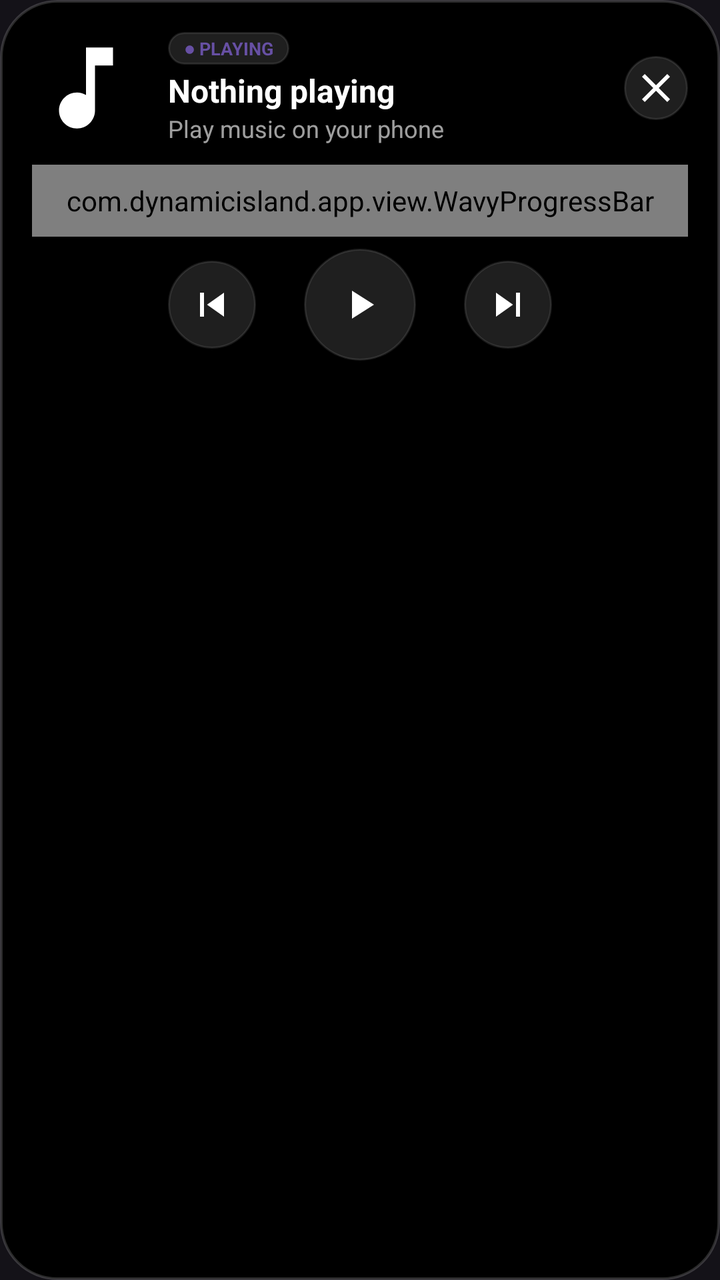
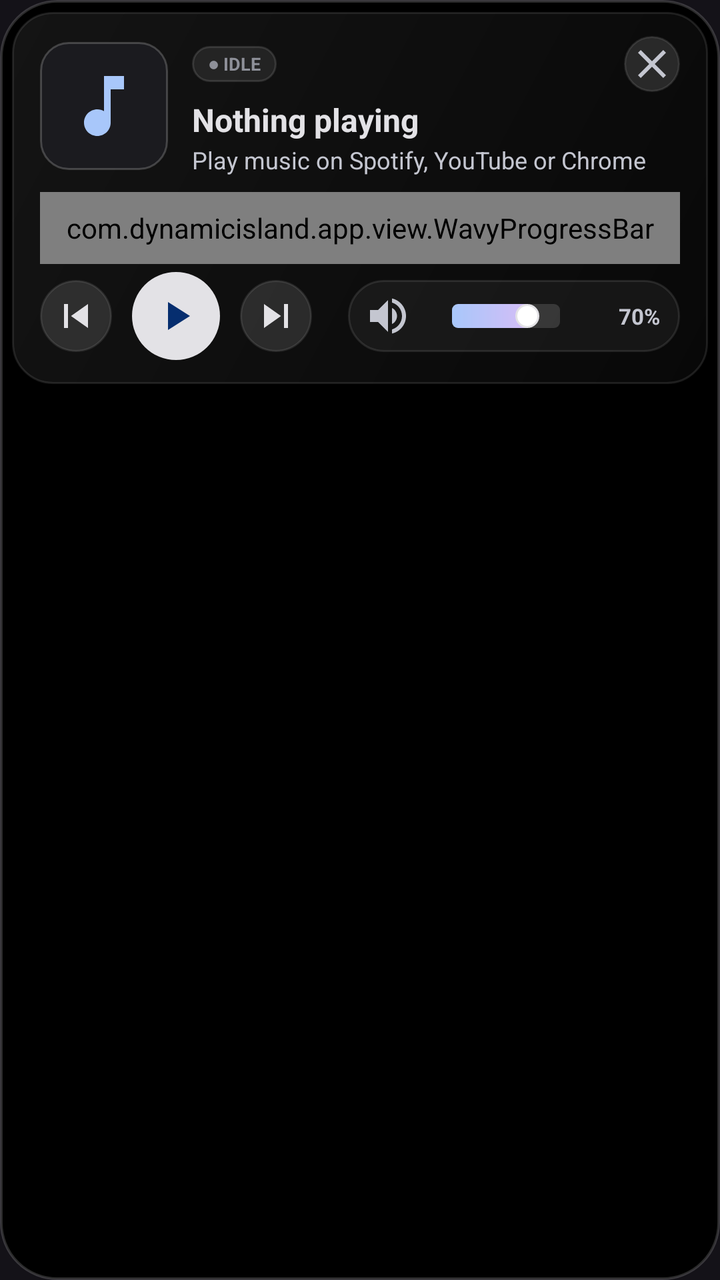

The first picture is an Android layout as it rendered before a commit; the second is the same layout after the commit. The layout source and the unified diff follow.
<!-- AndroidManifest.xml: application theme Theme.DynamicIsland -->
<!-- res/layout/layout_island_expanded.xml -->
<?xml version="1.0" encoding="utf-8"?>
<LinearLayout xmlns:android="http://schemas.android.com/apk/res/android"
    xmlns:app="http://schemas.android.com/apk/res-auto"
    android:id="@+id/expanded_container"
    android:layout_width="match_parent"
    android:layout_height="wrap_content"
    android:background="@drawable/bg_island_expanded"
    android:orientation="vertical"
    android:padding="16dp">

    
    <LinearLayout
        android:layout_width="match_parent"
        android:layout_height="wrap_content"
        android:gravity="center_vertical"
        android:orientation="horizontal">

        <ImageView
            android:id="@+id/expanded_art"
            android:layout_width="54dp"
            android:layout_height="54dp"
            android:contentDescription="Album Art"
            android:scaleType="centerCrop"
            android:src="@drawable/ic_music" />

        <LinearLayout
            android:layout_width="0dp"
            android:layout_height="wrap_content"
            android:layout_marginStart="14dp"
            android:layout_weight="1"
            android:orientation="vertical">

            <TextView
                android:id="@+id/expanded_badge"
                android:layout_width="wrap_content"
                android:layout_height="wrap_content"
                android:background="@drawable/bg_pill_button"
                android:paddingStart="8dp"
                android:paddingTop="2dp"
                android:paddingEnd="8dp"
                android:paddingBottom="2dp"
                android:text="● PLAYING"
                android:textColor="@color/island_primary"
                android:textSize="9sp"
                android:textStyle="bold" />

            <TextView
                android:id="@+id/expanded_title"
                android:layout_width="match_parent"
                android:layout_height="wrap_content"
                android:layout_marginTop="2dp"
                android:ellipsize="marquee"
                android:focusable="true"
                android:marqueeRepeatLimit="marquee_forever"
                android:singleLine="true"
                android:text="Nothing playing"
                android:textColor="@color/island_text_primary"
                android:textSize="16sp"
                android:textStyle="bold" />

            <TextView
                android:id="@+id/expanded_artist"
                android:layout_width="match_parent"
                android:layout_height="wrap_content"
                android:ellipsize="end"
                android:singleLine="true"
                android:text="Play music on your phone"
                android:textColor="@color/island_text_secondary"
                android:textSize="12sp" />
        </LinearLayout>

        <ImageButton
            android:id="@+id/btn_collapse"
            android:layout_width="32dp"
            android:layout_height="32dp"
            android:background="@drawable/bg_pill_button"
            android:contentDescription="Collapse"
            android:src="@drawable/ic_close"
            app:tint="@color/white" />

    </LinearLayout>

    
    <com.dynamicisland.app.view.WavyProgressBar
        android:id="@+id/expanded_wavy_progress"
        android:layout_width="match_parent"
        android:layout_height="36dp"
        android:layout_marginTop="10dp" />

    
    <LinearLayout
        android:layout_width="match_parent"
        android:layout_height="wrap_content"
        android:gravity="center"
        android:orientation="horizontal"
        android:paddingTop="6dp">

        <ImageButton
            android:id="@+id/btn_prev"
            android:layout_width="44dp"
            android:layout_height="44dp"
            android:background="@drawable/bg_pill_button"
            android:contentDescription="Previous"
            android:src="@drawable/ic_prev"
            app:tint="@color/white" />

        <ImageButton
            android:id="@+id/btn_play_pause"
            android:layout_width="56dp"
            android:layout_height="56dp"
            android:layout_marginStart="24dp"
            android:layout_marginEnd="24dp"
            android:background="@drawable/bg_pill_button"
            android:contentDescription="Play or Pause"
            android:src="@drawable/ic_play"
            app:tint="@color/white" />

        <ImageButton
            android:id="@+id/btn_next"
            android:layout_width="44dp"
            android:layout_height="44dp"
            android:background="@drawable/bg_pill_button"
            android:contentDescription="Next"
            android:src="@drawable/ic_next"
            app:tint="@color/white" />

    </LinearLayout>

</LinearLayout>
<!-- resources referenced by this layout -->
<resources>
  <color name="island_primary">#6750A4</color>
  <color name="island_text_primary">#FFFFFF</color>
  <color name="island_text_secondary">#9EFFFFFF</color>
  <color name="white">#FFFFFF</color>
  <color name="black">#000000</color>
  <color name="island_tertiary">#7D5260</color>
  <!-- unchanged entries left out for length: 8 -->
</resources>

<!-- the commit's change to res/layout/layout_island_expanded.xml (unified diff, before → after) -->
@@ -6,124 +6,213 @@
     android:layout_height="wrap_content"
     android:background="@drawable/bg_island_expanded"
     android:orientation="vertical"
-    android:padding="16dp">
+    android:padding="6dp">
 
     
     <LinearLayout
+        android:id="@+id/media_main_card"
         android:layout_width="match_parent"
         android:layout_height="wrap_content"
-        android:gravity="center_vertical"
-        android:orientation="horizontal">
-
-        <ImageView
-            android:id="@+id/expanded_art"
-            android:layout_width="54dp"
-            android:layout_height="54dp"
-            android:contentDescription="Album Art"
-            android:scaleType="centerCrop"
-            android:src="@drawable/ic_music" />
-
+        android:background="@drawable/bg_media_main_card"
+        android:orientation="vertical"
+        android:paddingStart="14dp"
+        android:paddingTop="12dp"
+        android:paddingEnd="14dp"
+        android:paddingBottom="12dp">
+
+        
         <LinearLayout
-            android:layout_width="0dp"
+            android:layout_width="match_parent"
             android:layout_height="wrap_content"
-            android:layout_marginStart="14dp"
-            android:layout_weight="1"
-            android:orientation="vertical">
-
-            <TextView
-                android:id="@+id/expanded_badge"
+            android:gravity="center_vertical"
+            android:orientation="horizontal">
+
+            <ImageView
+                android:id="@+id/expanded_art"
+                android:layout_width="64dp"
+                android:layout_height="64dp"
+                android:background="@drawable/bg_album_art"
+                android:contentDescription="Album Art"
+                android:padding="12dp"
+                android:scaleType="centerCrop"
+                android:src="@drawable/ic_music"
+                app:tint="@color/m3_primary" />
+
+            <LinearLayout
+                android:layout_width="0dp"
+                android:layout_height="wrap_content"
+                android:layout_marginStart="12dp"
+                android:layout_weight="1"
+                android:orientation="vertical">
+
+                <LinearLayout
+                    android:layout_width="match_parent"
+                    android:layout_height="wrap_content"
+                    android:gravity="center_vertical"
+                    android:orientation="horizontal">
+
+                    <TextView
+                        android:id="@+id/expanded_badge"
+                        android:layout_width="wrap_content"
+                        android:layout_height="18dp"
+                        android:background="@drawable/bg_app_badge"
+                        android:gravity="center"
+                        android:paddingStart="8dp"
+                        android:paddingEnd="8dp"
+                        android:text="● IDLE"
+                        android:textColor="@color/m3_muted"
+                        android:textSize="9sp"
+                        android:textStyle="bold" />
+
+                    <View
+                        android:layout_width="0dp"
+                        android:layout_height="1dp"
+                        android:layout_weight="1" />
+
+                    <ImageButton
+                        android:id="@+id/btn_collapse"
+                        android:layout_width="28dp"
+                        android:layout_height="28dp"
+                        android:background="@drawable/bg_pill_button"
+                        android:contentDescription="Collapse"
+                        android:padding="6dp"
+                        android:src="@drawable/ic_close"
+                        app:tint="@color/m3_on_surface_var" />
+                </LinearLayout>
+
+                <TextView
+                    android:id="@+id/expanded_title"
+                    android:layout_width="match_parent"
+                    android:layout_height="wrap_content"
+                    android:layout_marginTop="3dp"
+                    android:ellipsize="marquee"
+                    android:focusable="true"
+                    android:marqueeRepeatLimit="marquee_forever"
+                    android:singleLine="true"
+                    android:text="Nothing playing"
+                    android:textColor="@color/m3_on_surface"
+                    android:textSize="16sp"
+                    android:textStyle="bold" />
+
+                <TextView
+                    android:id="@+id/expanded_artist"
+                    android:layout_width="match_parent"
+                    android:layout_height="wrap_content"
+                    android:layout_marginTop="1dp"
+                    android:ellipsize="end"
+                    android:singleLine="true"
+                    android:text="Play music on Spotify, YouTube or Chrome"
+                    android:textColor="@color/m3_on_surface_var"
+                    android:textSize="12sp" />
+            </LinearLayout>
+
+        </LinearLayout>
+
+        
+        <com.dynamicisland.app.view.WavyProgressBar
+            android:id="@+id/expanded_wavy_progress"
+            android:layout_width="match_parent"
+            android:layout_height="36dp"
+            android:layout_marginTop="8dp" />
+
+        
+        <LinearLayout
+            android:layout_width="match_parent"
+            android:layout_height="wrap_content"
+            android:gravity="center_vertical"
+            android:orientation="horizontal"
+            android:paddingTop="4dp">
+
+            
+            <LinearLayout
                 android:layout_width="wrap_content"
                 android:layout_height="wrap_content"
-                android:background="@drawable/bg_pill_button"
+                android:gravity="center_vertical"
+                android:orientation="horizontal">
+
+                <ImageButton
+                    android:id="@+id/btn_prev"
+                    android:layout_width="36dp"
+                    android:layout_height="36dp"
+                    android:background="@drawable/bg_pill_button"
+                    android:contentDescription="Previous"
+                    android:padding="8dp"
+                    android:src="@drawable/ic_prev"
+                    app:tint="@color/m3_on_surface" />
+
+                <ImageButton
+                    android:id="@+id/btn_play_pause"
+                    android:layout_width="44dp"
+                    android:layout_height="44dp"
+                    android:layout_marginStart="10dp"
+                    android:layout_marginEnd="10dp"
+                    android:background="@drawable/bg_play_btn"
+                    android:contentDescription="Play or Pause"
+                    android:padding="10dp"
+                    android:src="@drawable/ic_play"
+                    app:tint="@color/m3_on_primary" />
+
+                <ImageButton
+                    android:id="@+id/btn_next"
+                    android:layout_width="36dp"
+                    android:layout_height="36dp"
+                    android:background="@drawable/bg_pill_button"
+                    android:contentDescription="Next"
+                    android:padding="8dp"
+                    android:src="@drawable/ic_next"
+                    app:tint="@color/m3_on_surface" />
+            </LinearLayout>
+
+            <View
+                android:layout_width="0dp"
+                android:layout_height="1dp"
+                android:layout_weight="1" />
+
+            
+            <LinearLayout
+                android:id="@+id/vol_pill"
+                android:layout_width="wrap_content"
+                android:layout_height="36dp"
+                android:background="@drawable/bg_volume_pill"
+                android:gravity="center_vertical"
+                android:orientation="horizontal"
                 android:paddingStart="8dp"
-                android:paddingTop="2dp"
-                android:paddingEnd="8dp"
-                android:paddingBottom="2dp"
-                android:text="● PLAYING"
-                android:textColor="@color/island_primary"
-                android:textSize="9sp"
-                android:textStyle="bold" />
-
-            <TextView
-                android:id="@+id/expanded_title"
-                android:layout_width="match_parent"
-                android:layout_height="wrap_content"
-                android:layout_marginTop="2dp"
-                android:ellipsize="marquee"
-                android:focusable="true"
-                android:marqueeRepeatLimit="marquee_forever"
-                android:singleLine="true"
-                android:text="Nothing playing"
-                android:textColor="@color/island_text_primary"
-                android:textSize="16sp"
-                android:textStyle="bold" />
-
-            <TextView
-                android:id="@+id/expanded_artist"
-                android:layout_width="match_parent"
-                android:layout_height="wrap_content"
-                android:ellipsize="end"
-                android:singleLine="true"
-                android:text="Play music on your phone"
-                android:textColor="@color/island_text_secondary"
-                android:textSize="12sp" />
+                android:paddingEnd="10dp">
+
+                <ImageButton
+                    android:id="@+id/btn_vol_icon"
+                    android:layout_width="24dp"
+                    android:layout_height="24dp"
+                    android:background="@android:color/transparent"
+                    android:contentDescription="Volume"
+                    android:src="@drawable/ic_volume"
+                    app:tint="@color/m3_on_surface_var" />
+
+                <SeekBar
+                    android:id="@+id/slider_volume"
+                    android:layout_width="86dp"
+                    android:layout_height="wrap_content"
+                    android:layout_marginStart="4dp"
+                    android:layout_marginEnd="4dp"
+                    android:max="100"
+                    android:progress="70"
+                    android:progressDrawable="@drawable/volume_progress"
+                    android:splitTrack="false"
+                    android:thumb="@drawable/volume_thumb" />
+
+                <TextView
+                    android:id="@+id/tv_volume_lbl"
+                    android:layout_width="30dp"
+                    android:layout_height="wrap_content"
+                    android:gravity="end"
+                    android:text="70%"
+                    android:textColor="@color/m3_on_surface_var"
+                    android:textSize="11sp"
+                    android:textStyle="bold" />
+            </LinearLayout>
+
         </LinearLayout>
 
-        <ImageButton
-            android:id="@+id/btn_collapse"
-            android:layout_width="32dp"
-            android:layout_height="32dp"
-            android:background="@drawable/bg_pill_button"
-            android:contentDescription="Collapse"
-            android:src="@drawable/ic_close"
-            app:tint="@color/white" />
-
     </LinearLayout>
 
-    
-    <com.dynamicisland.app.view.WavyProgressBar
-        android:id="@+id/expanded_wavy_progress"
-        android:layout_width="match_parent"
-        android:layout_height="36dp"
-        android:layout_marginTop="10dp" />
-
-    
-    <LinearLayout
-        android:layout_width="match_parent"
-        android:layout_height="wrap_content"
-        android:gravity="center"
-        android:orientation="horizontal"
-        android:paddingTop="6dp">
-
-        <ImageButton
-            android:id="@+id/btn_prev"
-            android:layout_width="44dp"
-            android:layout_height="44dp"
-            android:background="@drawable/bg_pill_button"
-            android:contentDescription="Previous"
-            android:src="@drawable/ic_prev"
-            app:tint="@color/white" />
-
-        <ImageButton
-            android:id="@+id/btn_play_pause"
-            android:layout_width="56dp"
-            android:layout_height="56dp"
-            android:layout_marginStart="24dp"
-            android:layout_marginEnd="24dp"
-            android:background="@drawable/bg_pill_button"
-            android:contentDescription="Play or Pause"
-            android:src="@drawable/ic_play"
-            app:tint="@color/white" />
-
-        <ImageButton
-            android:id="@+id/btn_next"
-            android:layout_width="44dp"
-            android:layout_height="44dp"
-            android:background="@drawable/bg_pill_button"
-            android:contentDescription="Next"
-            android:src="@drawable/ic_next"
-            app:tint="@color/white" />
-
-    </LinearLayout>
-
 </LinearLayout>
<!-- resource entries referenced after the edit -->
@@ -1,11 +1,111 @@
 <!-- resources referenced by this layout -->
 <resources>
-  <color name="island_primary">#6750A4</color>
-  <color name="island_text_primary">#FFFFFF</color>
-  <color name="island_text_secondary">#9EFFFFFF</color>
-  <color name="white">#FFFFFF</color>
+  <color name="m3_muted">#8E9099</color>
+  <color name="m3_on_primary">#062E6F</color>
+  <color name="m3_on_surface">#E3E2E6</color>
+  <color name="m3_on_surface_var">#C4C6D0</color>
+  <color name="m3_primary">#A8C7FA</color>
+  <!-- drawable bg_album_art (drawable) -->
+  <?xml version="1.0" encoding="utf-8"?>
+  <shape xmlns:android="http://schemas.android.com/apk/res/android"
+      android:shape="rectangle">
+      <solid android:color="#1B1B1F" />
+      <corners android:radius="14dp" />
+      <stroke
+          android:width="1dp"
+          android:color="#33FFFFFF" />
+  </shape>
+  <!-- drawable bg_app_badge (drawable) -->
+  <?xml version="1.0" encoding="utf-8"?>
+  <shape xmlns:android="http://schemas.android.com/apk/res/android"
+      android:shape="rectangle">
+      <solid android:color="#14FFFFFF" />
+      <corners android:radius="9dp" />
+      <stroke
+          android:width="1dp"
+          android:color="#1FFFFFFF" />
+  </shape>
+  <!-- drawable bg_media_main_card (drawable) -->
+  <?xml version="1.0" encoding="utf-8"?>
+  <shape xmlns:android="http://schemas.android.com/apk/res/android"
+      android:shape="rectangle">
+      <gradient
+          android:angle="315"
+          android:startColor="#14FFFFFF"
+          android:endColor="#08FFFFFF" />
+      <corners android:radius="20dp" />
+      <stroke
+          android:width="1dp"
+          android:color="#1AFFFFFF" />
+  </shape>
+  <!-- drawable bg_play_btn (drawable) -->
+  <?xml version="1.0" encoding="utf-8"?>
+  <ripple xmlns:android="http://schemas.android.com/apk/res/android"
+      android:color="#40A8C7FA">
+      <item>
+          <shape android:shape="oval">
+              <solid android:color="#E3E2E6" />
+          </shape>
+      </item>
+  </ripple>
+  <!-- drawable bg_volume_pill (drawable) -->
+  <?xml version="1.0" encoding="utf-8"?>
+  <shape xmlns:android="http://schemas.android.com/apk/res/android"
+      android:shape="rectangle">
+      <solid android:color="#0DFFFFFF" />
+      <corners android:radius="18dp" />
+      <stroke
+          android:width="1dp"
+          android:color="#1AFFFFFF" />
+  </shape>
+  <!-- drawable ic_volume (drawable) -->
+  <vector xmlns:android="http://schemas.android.com/apk/res/android"
+      android:width="24dp"
+      android:height="24dp"
+      android:viewportWidth="24"
+      android:viewportHeight="24">
+      <path
+          android:fillColor="#FFFFFFFF"
+          android:pathData="M3,9v6h4l5,5V4L7,9H3zm13.5,3c0,-1.77 -1.02,-3.29 -2.5,-4.03v8.05c1.48,-0.73 2.5,-2.25 2.5,-4.02zM14,3.23v2.06c2.89,0.86 5,3.54 5,6.71s-2.11,5.85 -5,6.71v2.06c4.01,-0.91 7,-4.49 7,-8.77s-2.99,-7.86 -7,-8.77z" />
+  </vector>
+  <!-- drawable volume_progress (drawable) -->
+  <?xml version="1.0" encoding="utf-8"?>
+  <layer-list xmlns:android="http://schemas.android.com/apk/res/android">
+      <item android:id="@android:id/background">
+          <shape android:shape="rectangle">
+              <corners android:radius="3dp" />
+              <solid android:color="#24FFFFFF" />
+              <size android:height="5dp" />
+          </shape>
+      </item>
+      <item android:id="@android:id/progress">
+          <clip>
+              <shape android:shape="rectangle">
+                  <corners android:radius="3dp" />
+                  <gradient
+                      android:angle="0"
+                      android:startColor="#A8C7FA"
+                      android:endColor="#E7B9F5" />
+                  <size android:height="5dp" />
+              </shape>
+          </clip>
+      </item>
+  </layer-list>
+  <!-- drawable volume_thumb (drawable) -->
+  <?xml version="1.0" encoding="utf-8"?>
+  <shape xmlns:android="http://schemas.android.com/apk/res/android"
+      android:shape="oval">
+      <solid android:color="#FFFFFF" />
+      <size
+          android:width="12dp"
+          android:height="12dp" />
+      <stroke
+          android:width="1dp"
+          android:color="#E3E2E6" />
+  </shape>
+  <color name="island_primary">#A8C7FA</color>
   <color name="black">#000000</color>
-  <color name="island_tertiary">#7D5260</color>
+  <color name="island_tertiary">#E7B9F5</color>
   <!-- unchanged entries left out for length: 8 -->
 </resources>
 
